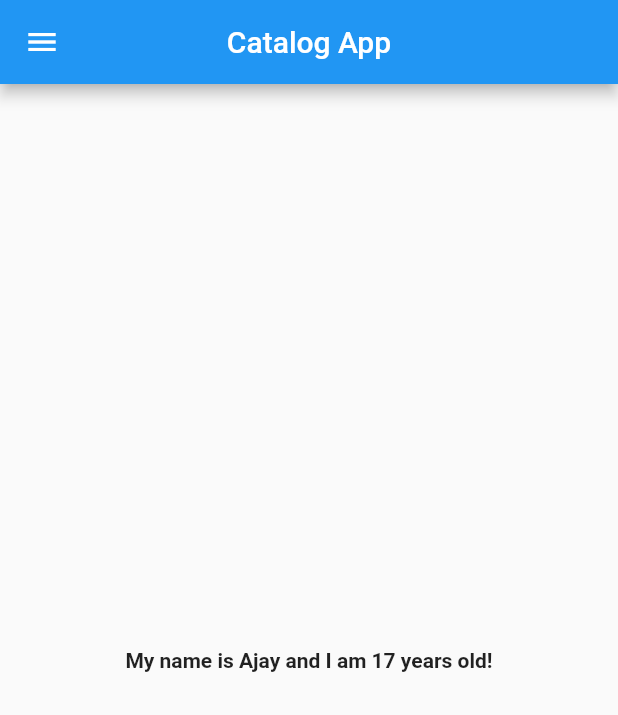
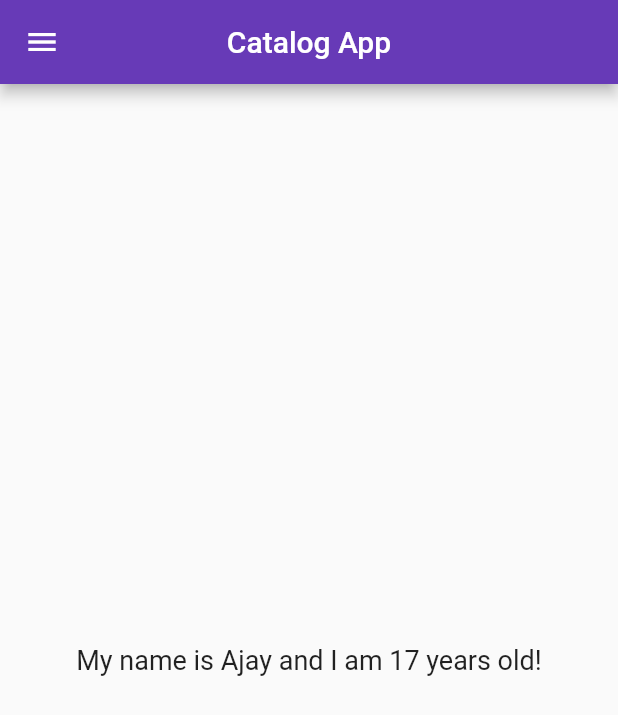
Before and after one commit to AjayBhosale1009/flutter-8-hour-course, a Flutter app: the screen it shows after launch, on a phone screen of 412 x 824 dp. Shown: the top 715 px of the screen. Run offline on Flutter 3.47's test engine with Material 2 defaults, Android fonts, the phone set to English and light mode, and no system bars.

Commit message:
Day 3 completed

```diff
--- a/lib/main.dart
+++ b/lib/main.dart
@@ -1,6 +1,7 @@
 import 'package:flutter/material.dart';
 import 'package:flutter/services.dart';
-import 'home_page.dart';
+import 'package:flutter_8_hour_course/screens/login_screen.dart';
+import 'screens/home_screen.dart';
 
 void main() => runApp(MyApp());
 
@@ -11,7 +12,15 @@ class MyApp extends StatelessWidget {
         SystemUiOverlayStyle(statusBarColor: Colors.transparent));
     return MaterialApp(
       debugShowCheckedModeBanner: false,
-      home: HomePage(),
+      themeMode: ThemeMode.light,
+      theme: ThemeData(primarySwatch: Colors.deepPurple),
+      darkTheme:
+          ThemeData(brightness: Brightness.dark, primaryColor: Colors.amber),
+      initialRoute: "/home",
+      routes: {
+        "/": (context) => LoginScreen(),
+        "/home": (context) => HomePage(),
+      },
     );
   }
 }
--- a/lib/home_page.dart
+++ b/lib/screens/home_screen.dart
@@ -16,7 +16,7 @@ class HomePage extends StatelessWidget {
         child: Container(
           child: Text(
             "My name is $name and I am $age years old!",
-            style: TextStyle(fontWeight: FontWeight.bold),
+            style: TextStyle(fontSize: 18),
           ),
         ),
       ),
```
Also changed, not shown: lib/screens/login_screen.dart (added, +19 -0 lines).
